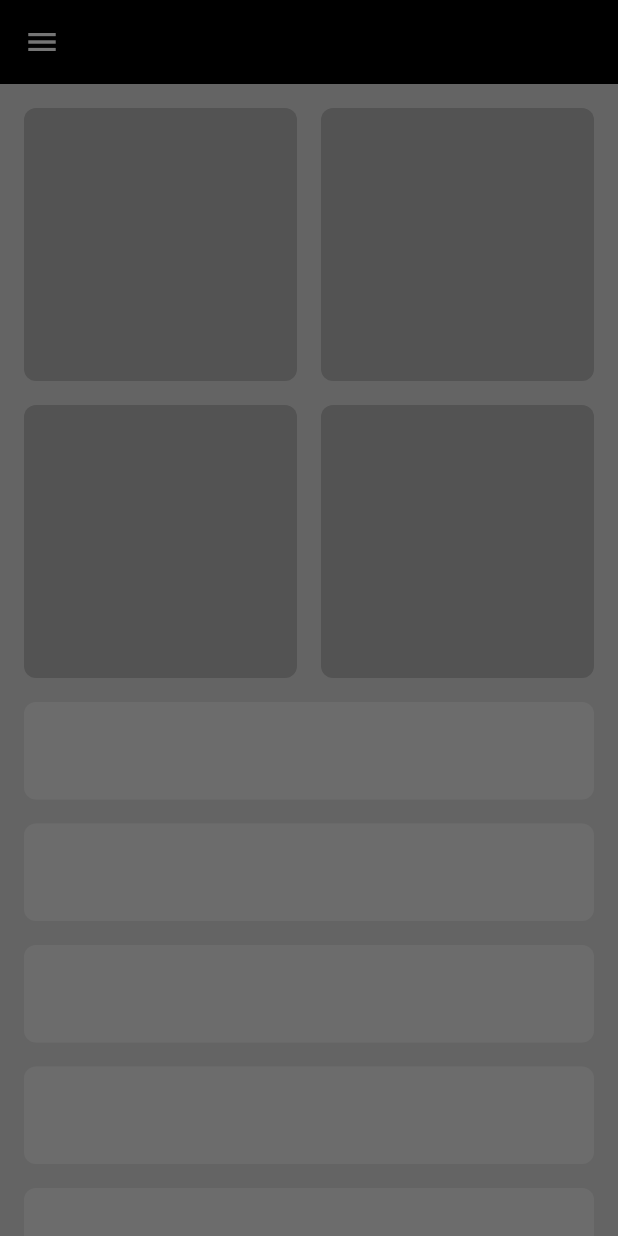
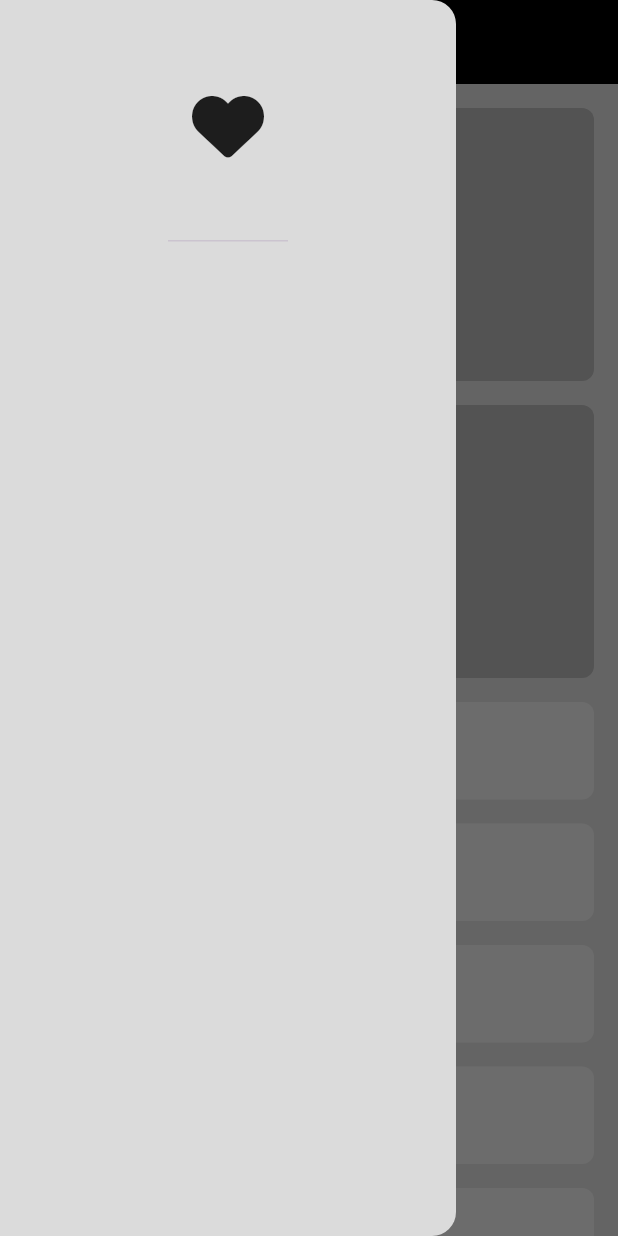
Before and after one commit to Mohhosny2k/responsive_adaptive_ui_design, a Flutter app: the screen it shows after launch, with the side drawer open, on a phone screen of 412 x 824 dp. Run offline on Flutter 3.47's test engine with Material 3 defaults, Android fonts, the phone set to English and light mode, and no system bars; our stand-ins replace font_awesome_flutter.

Commit message:
drawer header

```diff
--- a/lib/views/widgets/custom_drawer.dart
+++ b/lib/views/widgets/custom_drawer.dart
@@ -1,10 +1,18 @@
 import 'package:flutter/material.dart';
+import 'package:font_awesome_flutter/font_awesome_flutter.dart';
 
 class CustomDrawer extends StatelessWidget {
   const CustomDrawer({super.key});
 
   @override
   Widget build(BuildContext context) {
-    return Container();
+    return const Drawer(
+      backgroundColor: Color(0xffDBDBDB),
+      child: Column(
+        children: [
+          DrawerHeader(child: Icon(FontAwesomeIcons.solidHeart,size:48)),
+        ]
+      ),
+    );
   }
 }
```
Also changed, not shown: pubspec.yaml (+4 -12 lines), pubspec.lock.
